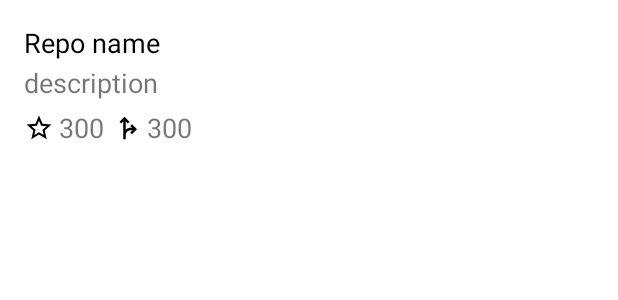
After one commit to sorongosdev/SearchGithubApp, an Android app: the layout item_repo.xml on its own in the app's theme, with its tools: preview values and no code run, on a phone screen of 412 x 824 dp. The commit adds this screen. Shown: the top 300 px of the screen. Run offline under Robolectric (Android 15) with nearby library versions, the phone set to English and light mode, and no system bars.

Commit message:
user detail page 뷰 생성

```diff
--- /dev/null
+++ b/app/src/main/res/drawable/baseline_fork_right_24.xml
@@ -0,0 +1,5 @@
+<vector android:height="24dp" android:tint="#000000"
+    android:viewportHeight="24" android:viewportWidth="24"
+    android:width="24dp" xmlns:android="http://schemas.android.com/apk/res/android">
+    <path android:fillColor="@android:color/white" android:pathData="M14.59,15.59L16,17l4,-4l-4,-4l-1.41,1.41L16.17,12c-1.51,-0.33 -3.73,0.08 -5.17,1.36l0,-6.53l1.59,1.59L14,7l-4,-4L6,7l1.41,1.41L9,6.83V21l2,0v-4c0.73,-2.58 3.07,-3.47 5.17,-3L14.59,15.59z"/>
+</vector>
--- /dev/null
+++ b/app/src/main/res/drawable/baseline_star_outline_24.xml
@@ -0,0 +1,5 @@
+<vector android:height="24dp" android:tint="#000000"
+    android:viewportHeight="24" android:viewportWidth="24"
+    android:width="24dp" xmlns:android="http://schemas.android.com/apk/res/android">
+    <path android:fillColor="@android:color/white" android:pathData="M22,9.24l-7.19,-0.62L12,2 9.19,8.63 2,9.24l5.46,4.73L5.82,21 12,17.27 18.18,21l-1.63,-7.03L22,9.24zM12,15.4l-3.76,2.27 1,-4.28 -3.32,-2.88 4.38,-0.38L12,6.1l1.71,4.04 4.38,0.38 -3.32,2.88 1,4.28L12,15.4z"/>
+</vector>
--- a/app/src/main/res/layout/activity_repo.xml
+++ b/app/src/main/res/layout/activity_repo.xml
@@ -1,6 +1,32 @@
 <?xml version="1.0" encoding="utf-8"?>
 <androidx.constraintlayout.widget.ConstraintLayout xmlns:android="http://schemas.android.com/apk/res/android"
+    xmlns:app="http://schemas.android.com/apk/res-auto"
+    xmlns:tools="http://schemas.android.com/tools"
     android:layout_width="match_parent"
     android:layout_height="match_parent">
 
+    <TextView
+        android:id="@+id/usernameTextView"
+        android:layout_width="0dp"
+        android:layout_height="wrap_content"
+        android:padding="16dp"
+        android:textColor="@color/black"
+        android:textSize="16dp"
+        android:textStyle="bold"
+        app:layout_constraintEnd_toEndOf="parent"
+        app:layout_constraintStart_toStartOf="parent"
+        app:layout_constraintTop_toTopOf="parent"
+        tools:text="Username Preview" />
+
+    <androidx.recyclerview.widget.RecyclerView
+        android:id="@+id/repoRecyclerView"
+        android:layout_width="0dp"
+        android:layout_height="0dp"
+        app:layout_constraintBottom_toBottomOf="parent"
+        app:layout_constraintEnd_toEndOf="parent"
+        app:layout_constraintStart_toStartOf="parent"
+        app:layout_constraintTop_toBottomOf="@id/usernameTextView"
+        tools:listitem="@layout/item_repo"
+        />
+
 </androidx.constraintlayout.widget.ConstraintLayout>
--- /dev/null
+++ b/app/src/main/res/layout/item_repo.xml
@@ -0,0 +1,73 @@
+<?xml version="1.0" encoding="utf-8"?>
+<androidx.constraintlayout.widget.ConstraintLayout xmlns:android="http://schemas.android.com/apk/res/android"
+    xmlns:app="http://schemas.android.com/apk/res-auto"
+    xmlns:tools="http://schemas.android.com/tools"
+    android:layout_width="match_parent"
+    android:layout_height="wrap_content"
+    android:padding="16dp">
+
+    <TextView
+        android:id="@+id/repoNameTextView"
+        android:layout_width="0dp"
+        android:layout_height="wrap_content"
+        android:textColor="@color/black"
+        android:textSize="18dp"
+        app:layout_constraintEnd_toEndOf="parent"
+        app:layout_constraintStart_toStartOf="parent"
+        app:layout_constraintTop_toTopOf="parent"
+        tools:text="Repo name" />
+
+    <TextView
+        android:id="@+id/descriptionTextView"
+        android:layout_width="0dp"
+        android:layout_height="wrap_content"
+        android:layout_marginTop="2dp"
+        android:textSize="18dp"
+        app:layout_constraintEnd_toEndOf="parent"
+        app:layout_constraintStart_toStartOf="parent"
+        app:layout_constraintTop_toBottomOf="@id/repoNameTextView"
+        tools:text="description" />
+
+    <ImageView
+        android:id="@+id/starCountImageView"
+        android:layout_width="20dp"
+        android:layout_height="20dp"
+        android:src="@drawable/baseline_star_outline_24"
+        app:layout_constraintStart_toStartOf="parent"
+        app:layout_constraintTop_toTopOf="@id/starCountTextView"
+        app:layout_constraintBottom_toBottomOf="@id/starCountTextView"
+        />
+
+    <TextView
+        android:layout_marginStart="3dp"
+        android:layout_marginTop="5dp"
+        android:id="@+id/starCountTextView"
+        android:layout_width="wrap_content"
+        android:layout_height="wrap_content"
+        android:textSize="18dp"
+        app:layout_constraintStart_toEndOf="@id/starCountImageView"
+        app:layout_constraintTop_toBottomOf="@id/descriptionTextView"
+        tools:text="300" />
+
+    <ImageView
+        android:layout_marginStart="5dp"
+        android:id="@+id/forkImageView"
+        android:layout_width="20dp"
+        android:layout_height="20dp"
+        android:src="@drawable/baseline_fork_right_24"
+        app:layout_constraintStart_toEndOf="@id/starCountTextView"
+        app:layout_constraintTop_toTopOf="@id/forkCountTextView"
+        app:layout_constraintBottom_toBottomOf="@id/starCountTextView"
+        />
+
+    <TextView
+        android:layout_marginStart="3dp"
+        android:layout_marginTop="5dp"
+        android:id="@+id/forkCountTextView"
+        android:layout_width="wrap_content"
+        android:layout_height="wrap_content"
+        android:textSize="18dp"
+        app:layout_constraintStart_toEndOf="@id/forkImageView"
+        app:layout_constraintTop_toBottomOf="@id/descriptionTextView"
+        tools:text="300" />
+</androidx.constraintlayout.widget.ConstraintLayout>
```
